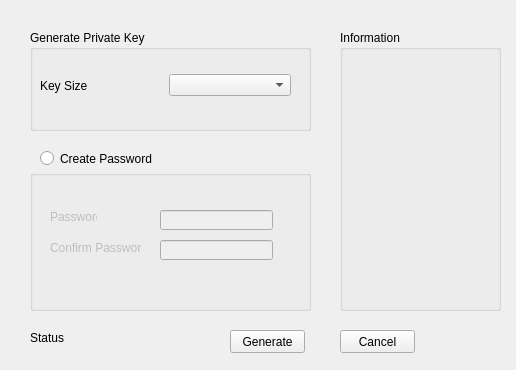
Old version of the form gencsr.ui in the repository stacywaturi/Design1.
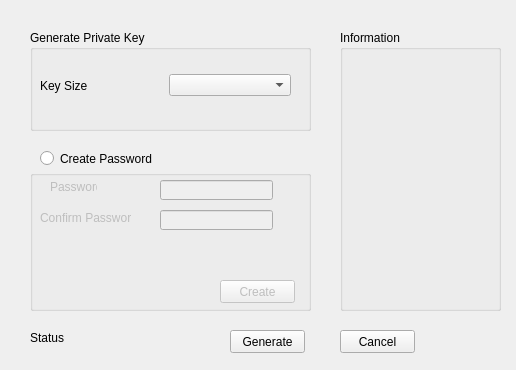
New version of the form.

Patch:
```diff
--- a/gencsr.ui
+++ b/gencsr.ui
@@ -119,7 +119,7 @@
     <property name="geometry">
      <rect>
       <x>130</x>
-      <y>40</y>
+      <y>10</y>
       <width>113</width>
       <height>20</height>
      </rect>
@@ -132,7 +132,7 @@
     <property name="geometry">
      <rect>
       <x>130</x>
-      <y>70</y>
+      <y>40</y>
       <width>113</width>
       <height>20</height>
      </rect>
@@ -145,7 +145,7 @@
     <property name="geometry">
      <rect>
       <x>20</x>
-      <y>40</y>
+      <y>10</y>
       <width>47</width>
       <height>13</height>
      </rect>
@@ -157,8 +157,8 @@
    <widget class="QLabel" name="label_3">
     <property name="geometry">
      <rect>
-      <x>20</x>
-      <y>70</y>
+      <x>10</x>
+      <y>40</y>
       <width>91</width>
       <height>16</height>
      </rect>
@@ -167,6 +167,32 @@
      <string>Confirm Password</string>
     </property>
    </widget>
+   <widget class="QLabel" name="confirmPassword_label">
+    <property name="geometry">
+     <rect>
+      <x>30</x>
+      <y>80</y>
+      <width>211</width>
+      <height>20</height>
+     </rect>
+    </property>
+    <property name="text">
+     <string/>
+    </property>
+   </widget>
+   <widget class="QPushButton" name="createPassword_Btn">
+    <property name="geometry">
+     <rect>
+      <x>190</x>
+      <y>110</y>
+      <width>75</width>
+      <height>23</height>
+     </rect>
+    </property>
+    <property name="text">
+     <string>Create</string>
+    </property>
+   </widget>
   </widget>
   <widget class="QRadioButton" name="create_password_privatekey_radioButton">
    <property name="geometry">
```
